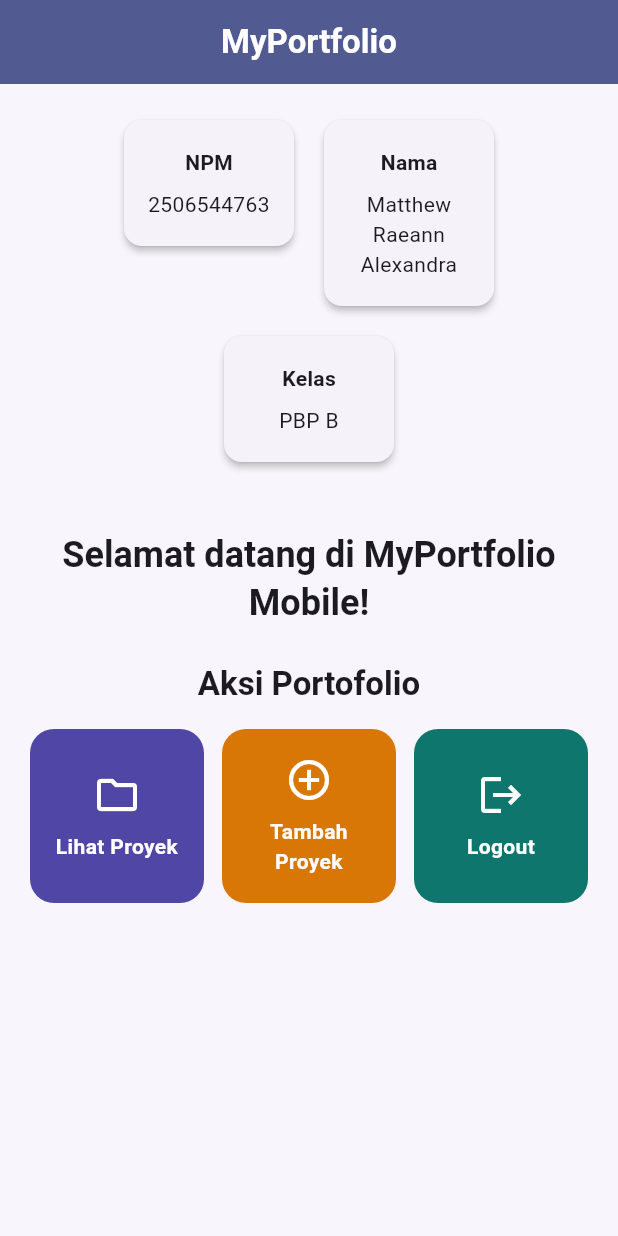
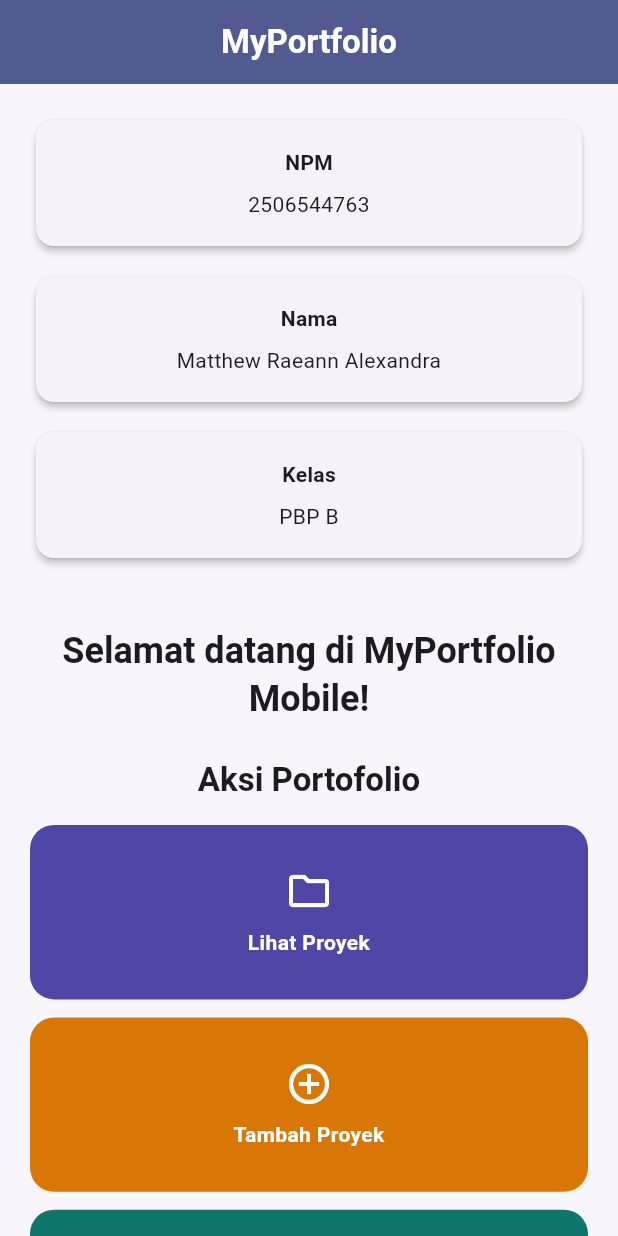
Before and after one commit to matthewraeann/myportofolio_mobile, a Flutter app: the screen it shows after launch, on a phone screen of 412 x 824 dp. Run offline on Flutter 3.47's test engine with Material 3 defaults, Android fonts, the phone set to English and light mode, and no system bars.

Commit message:
feat: improve responsive portfolio layout

```diff
--- a/lib/menu.dart
+++ b/lib/menu.dart
@@ -43,10 +43,12 @@ class MyHomePage extends StatelessWidget {
       body: SafeArea(
         child: LayoutBuilder(
           builder: (context, constraints) {
-            final isWide = constraints.maxWidth >= 700;
-            final cardWidth = isWide
+            final isTablet = constraints.maxWidth >= 600;
+            final isWide = constraints.maxWidth >= 900;
+            final profileCardWidth = isTablet
                 ? (constraints.maxWidth - 64) / 3
-                : (constraints.maxWidth - 48) / 3;
+                : constraints.maxWidth;
+            final actionColumnCount = isWide ? 3 : (isTablet ? 2 : 1);
 
             return SingleChildScrollView(
               padding: const EdgeInsets.all(20),
@@ -58,9 +60,21 @@ class MyHomePage extends StatelessWidget {
                     spacing: 12,
                     runSpacing: 12,
                     children: [
-                      InfoCard(title: 'NPM', content: npm, width: cardWidth),
-                      InfoCard(title: 'Nama', content: nama, width: cardWidth),
-                      InfoCard(title: 'Kelas', content: kelas, width: cardWidth),
+                      InfoCard(
+                        title: 'NPM',
+                        content: npm,
+                        width: profileCardWidth,
+                      ),
+                      InfoCard(
+                        title: 'Nama',
+                        content: nama,
+                        width: profileCardWidth,
+                      ),
+                      InfoCard(
+                        title: 'Kelas',
+                        content: kelas,
+                        width: profileCardWidth,
+                      ),
                     ],
                   ),
                   const SizedBox(height: 42),
@@ -81,12 +95,12 @@ class MyHomePage extends StatelessWidget {
                   ),
                   const SizedBox(height: 16),
                   GridView.count(
-                    crossAxisCount: 3,
+                    crossAxisCount: actionColumnCount,
                     shrinkWrap: true,
                     physics: const NeverScrollableScrollPhysics(),
                     mainAxisSpacing: 12,
                     crossAxisSpacing: 12,
-                    childAspectRatio: isWide ? 1.6 : 1.0,
+                    childAspectRatio: isWide ? 1.6 : (isTablet ? 1.3 : 3.2),
                     children: items
                         .map((item) => ItemCard(item: item))
                         .toList(),
```
